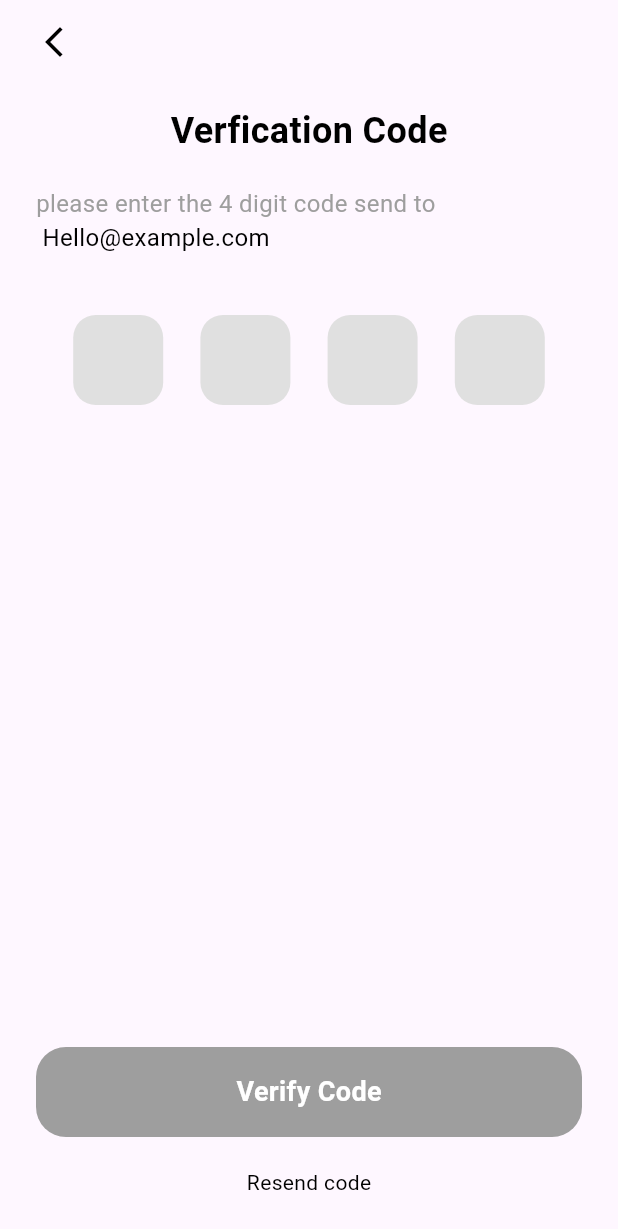
After one commit to ShenaliMendis/AI-Tutor, a Flutter app: the VerificationScreen screen opened directly, on a phone screen of 412 x 824 dp. The commit adds this screen. Shown: the top 1229 px of the screen. Run offline on Flutter 3.47's test engine with Material 3 defaults, Android fonts, the phone set to English and light mode, and no system bars; our stand-ins replace google_fonts, lucide_icons.

Commit message:
forgetpassword Otp page

```diff
--- a/ai_tutor/lib/auth/forgetpassword.dart
+++ b/ai_tutor/lib/auth/forgetpassword.dart
@@ -60,7 +60,8 @@ class ForgotPasswordScreen extends StatelessWidget {
               const SizedBox(height: 10),
               Container(
                 width: double.infinity,
-                padding: const EdgeInsets.symmetric(horizontal: 15, vertical: 18),
+                padding:
+                    const EdgeInsets.symmetric(horizontal: 15, vertical: 18),
                 decoration: BoxDecoration(
                   color: const Color(0xFFF2F2F2),
                   borderRadius: BorderRadius.circular(10),
@@ -73,7 +74,8 @@ class ForgotPasswordScreen extends StatelessWidget {
                   ),
                 ),
               ),
-              const SizedBox(height: 250), // To enable scroll on smaller devices
+              const SizedBox(
+                  height: 250), // To enable scroll on smaller devices
               Container(
                 width: double.infinity,
                 height: 55,
--- /dev/null
+++ b/ai_tutor/lib/auth/forgetpasswordotppage.dart
@@ -0,0 +1,136 @@
+import 'package:flutter/material.dart';
+
+void main() {
+  runApp(const MaterialApp(
+    debugShowCheckedModeBanner: false,
+    home: VerificationScreen(),
+  ));
+}
+
+class VerificationScreen extends StatelessWidget {
+  const VerificationScreen({Key? key}) : super(key: key);
+
+  @override
+  Widget build(BuildContext context) {
+    return Scaffold(
+      body: SafeArea(
+        child: LayoutBuilder(
+          builder: (context, constraints) {
+            return SingleChildScrollView(
+              child: ConstrainedBox(
+                constraints: BoxConstraints(minHeight: constraints.maxHeight),
+                child: IntrinsicHeight(
+                  child: Padding(
+                    padding: const EdgeInsets.symmetric(
+                        horizontal: 24, vertical: 16),
+                    child: Column(
+                      crossAxisAlignment: CrossAxisAlignment.start,
+                      children: [
+                        // Back icon
+                        const Icon(Icons.arrow_back_ios_new,
+                            color: Colors.black),
+
+                        const SizedBox(height: 30),
+
+                        // Title
+                        const Center(
+                          child: Text(
+                            'Verfication Code',
+                            style: TextStyle(
+                              fontSize: 24,
+                              fontWeight: FontWeight.bold,
+                              color: Colors.black,
+                            ),
+                          ),
+                        ),
+
+                        const SizedBox(height: 20),
+
+                        // Description
+                        const Text.rich(
+                          TextSpan(
+                            children: [
+                              TextSpan(
+                                text: 'please enter the 4 digit code send to\n',
+                                style: TextStyle(
+                                  fontSize: 16,
+                                  color: Colors.grey,
+                                ),
+                              ),
+                              TextSpan(
+                                text: ' Hello@example.com',
+                                style: TextStyle(
+                                  fontSize: 16,
+                                  color: Colors.black,
+                                ),
+                              ),
+                            ],
+                          ),
+                        ),
+
+                        const SizedBox(height: 40),
+
+                        // Code boxes
+                        Row(
+                          mainAxisAlignment: MainAxisAlignment.spaceEvenly,
+                          children: List.generate(4, (index) {
+                            return Container(
+                              height: 60,
+                              width: 60,
+                              decoration: BoxDecoration(
+                                color: Colors.grey.shade300,
+                                borderRadius: BorderRadius.circular(15),
+                              ),
+                            );
+                          }),
+                        ),
+
+                        const Spacer(),
+
+                        // Bottom section
+                        Column(
+                          children: [
+                            // Verify Code button
+                            Container(
+                              width: double.infinity,
+                              height: 60,
+                              decoration: BoxDecoration(
+                                color: Colors.grey,
+                                borderRadius: BorderRadius.circular(20),
+                              ),
+                              child: const Center(
+                                child: Text(
+                                  'Verify Code',
+                                  style: TextStyle(
+                                    color: Colors.white,
+                                    fontSize: 18,
+                                    fontWeight: FontWeight.bold,
+                                  ),
+                                ),
+                              ),
+                            ),
+                            const SizedBox(height: 20),
+
+                            // Resend code
+                            const Text(
+                              'Resend code',
+                              style: TextStyle(
+                                color: Colors.black,
+                                fontSize: 14,
+                              ),
+                            ),
+                            const SizedBox(height: 10),
+                          ],
+                        ),
+                      ],
+                    ),
+                  ),
+                ),
+              ),
+            );
+          },
+        ),
+      ),
+    );
+  }
+}
```
